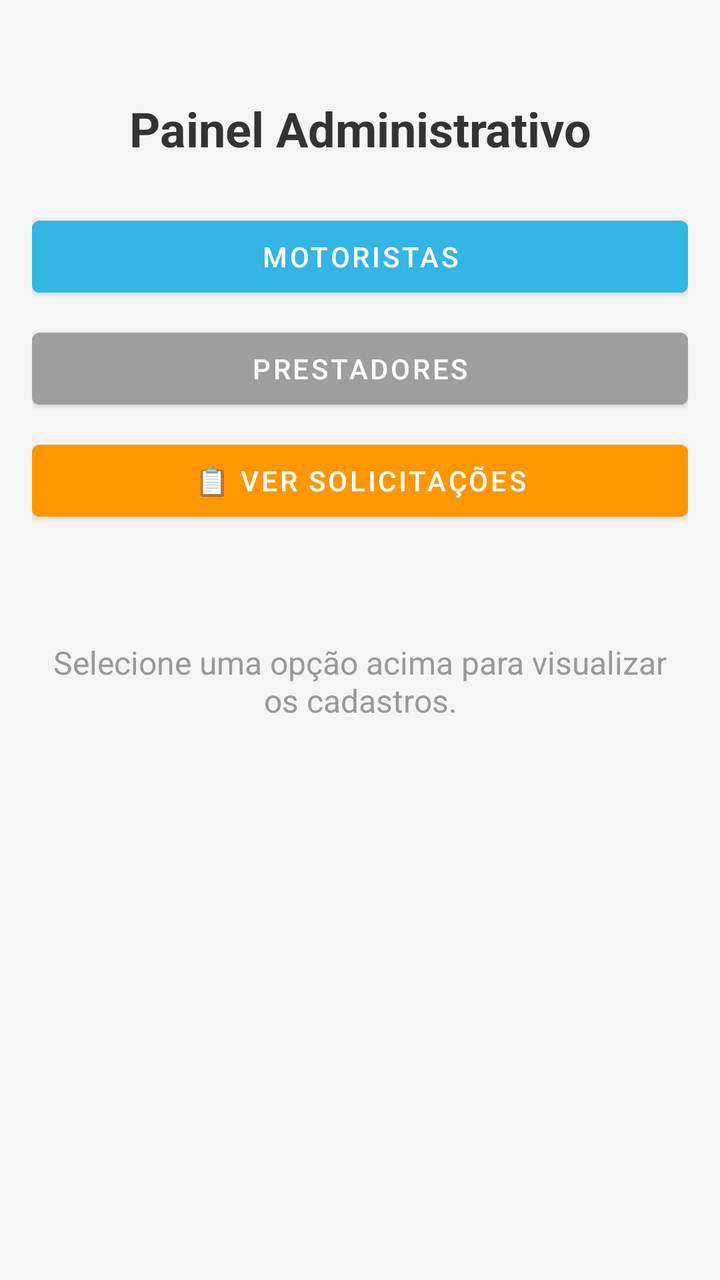
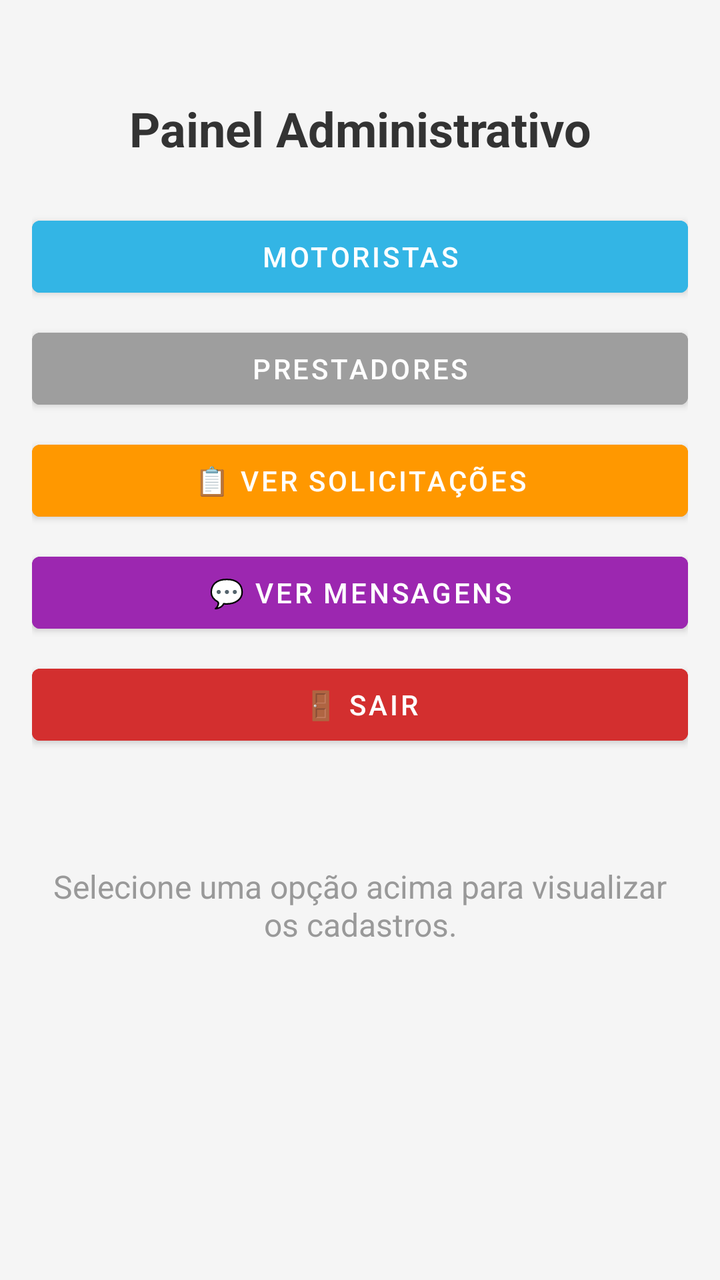

Screens rendered from an Android XML layout before and after an edit, with the pre-edit source and the edit as a unified diff.
<!-- AndroidManifest.xml: application theme Theme.MaterialComponents.Light.NoActionBar -->
<!-- res/layout/activity_admin.xml -->
<?xml version="1.0" encoding="utf-8"?>
<LinearLayout xmlns:android="http://schemas.android.com/apk/res/android"
    xmlns:app="http://schemas.android.com/apk/res-auto"
    android:layout_width="match_parent"
    android:layout_height="match_parent"
    android:orientation="vertical"
    android:background="#F5F5F5"
    android:padding="16dp">

    <TextView
        android:layout_width="match_parent"
        android:layout_height="wrap_content"
        android:text="Painel Administrativo"
        android:textSize="24sp"
        android:textStyle="bold"
        android:textColor="#333333"
        android:gravity="center"
        android:layout_marginTop="32dp"
        android:layout_marginBottom="24dp" />

    <LinearLayout
        android:layout_width="match_parent"
        android:layout_height="wrap_content"
        android:orientation="vertical"
        android:layout_marginBottom="16dp">

        <Button
            android:id="@+id/btnMotoristas"
            android:layout_width="match_parent"
            android:layout_height="wrap_content"
            android:text="Motoristas"
            android:textColor="@android:color/white"
            android:backgroundTint="@android:color/holo_blue_light"
            android:layout_marginBottom="8dp" />

        <Button
            android:id="@+id/btnPrestadores"
            android:layout_width="match_parent"
            android:layout_height="wrap_content"
            android:text="Prestadores"
            android:textColor="@android:color/white"
            android:backgroundTint="#9E9E9E"
            android:layout_marginBottom="8dp" />

        <Button
            android:id="@+id/btnVerSolicitacoes"
            android:layout_width="match_parent"
            android:layout_height="wrap_content"
            android:text="📋 Ver Solicitações"
            android:textColor="@android:color/white"
            android:backgroundTint="#FF9800"
            android:layout_marginBottom="8dp" />
    </LinearLayout>

    
    <TextView
        android:id="@+id/tvMensagemInicial"
        android:layout_width="match_parent"
        android:layout_height="wrap_content"
        android:text="Selecione uma opção acima para visualizar os cadastros."
        android:textSize="16sp"
        android:textColor="#999"
        android:gravity="center"
        android:layout_marginTop="32dp"
        android:visibility="visible" />

    <ProgressBar
        android:id="@+id/progressBar"
        android:layout_width="wrap_content"
        android:layout_height="wrap_content"
        android:layout_gravity="center"
        android:visibility="gone" />

    <TextView
        android:id="@+id/tvEmptyMotoristas"
        android:layout_width="match_parent"
        android:layout_height="wrap_content"
        android:text="Nenhum motorista cadastrado ainda."
        android:textSize="16sp"
        android:textColor="#666"
        android:gravity="center"
        android:visibility="gone"
        android:layout_marginTop="32dp" />

    <TextView
        android:id="@+id/tvEmptyPrestadores"
        android:layout_width="match_parent"
        android:layout_height="wrap_content"
        android:text="Nenhum prestador cadastrado ainda."
        android:textSize="16sp"
        android:textColor="#666"
        android:gravity="center"
        android:visibility="gone"
        android:layout_marginTop="32dp" />

    <androidx.recyclerview.widget.RecyclerView
        android:id="@+id/rvMotoristas"
        android:layout_width="match_parent"
        android:layout_height="match_parent"
        android:visibility="gone" />

    <androidx.recyclerview.widget.RecyclerView
        android:id="@+id/rvPrestadores"
        android:layout_width="match_parent"
        android:layout_height="match_parent"
        android:visibility="gone" />

</LinearLayout>
<!-- resources referenced by this layout -->
<resources>

</resources>

<!-- the commit's change to res/layout/activity_admin.xml (unified diff, before → after) -->
@@ -49,6 +49,24 @@
             android:text="📋 Ver Solicitações"
             android:textColor="@android:color/white"
             android:backgroundTint="#FF9800"
+            android:layout_marginBottom="8dp" />
+
+        <Button
+            android:id="@+id/btnVerMensagensAdmin"
+            android:layout_width="match_parent"
+            android:layout_height="wrap_content"
+            android:text="💬 Ver Mensagens"
+            android:textColor="@android:color/white"
+            android:backgroundTint="#9C27B0"
+            android:layout_marginBottom="8dp" />
+
+        <Button
+            android:id="@+id/btnSairAdmin"
+            android:layout_width="match_parent"
+            android:layout_height="wrap_content"
+            android:text="🚪 Sair"
+            android:textColor="@android:color/white"
+            android:backgroundTint="#D32F2F"
             android:layout_marginBottom="8dp" />
     </LinearLayout>
 
